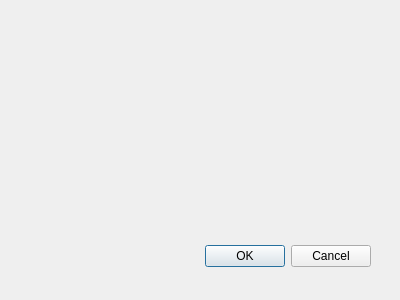
The window that userupdatedialog.ui (AtlanticYu/Library) describes before a commit, drawn with Qt 5.
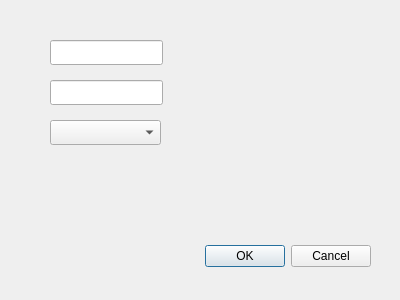
The same window after the commit.

```diff
--- a/userupdatedialog.ui
+++ b/userupdatedialog.ui
@@ -31,6 +31,36 @@
     <set>QDialogButtonBox::Cancel|QDialogButtonBox::Ok</set>
    </property>
   </widget>
+  <widget class="QLineEdit" name="lineEdit">
+   <property name="geometry">
+    <rect>
+     <x>50</x>
+     <y>40</y>
+     <width>113</width>
+     <height>25</height>
+    </rect>
+   </property>
+  </widget>
+  <widget class="QLineEdit" name="lineEdit_2">
+   <property name="geometry">
+    <rect>
+     <x>50</x>
+     <y>80</y>
+     <width>113</width>
+     <height>25</height>
+    </rect>
+   </property>
+  </widget>
+  <widget class="QComboBox" name="comboBox">
+   <property name="geometry">
+    <rect>
+     <x>50</x>
+     <y>120</y>
+     <width>111</width>
+     <height>25</height>
+    </rect>
+   </property>
+  </widget>
  </widget>
  <pixmapfunction/>
  <resources/>
```
Left out of the diff: 5 changed lines with no effect on the pictures.
